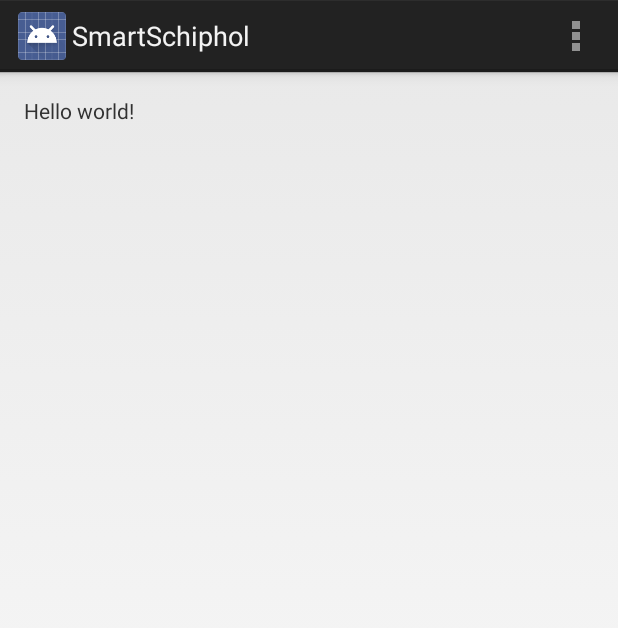
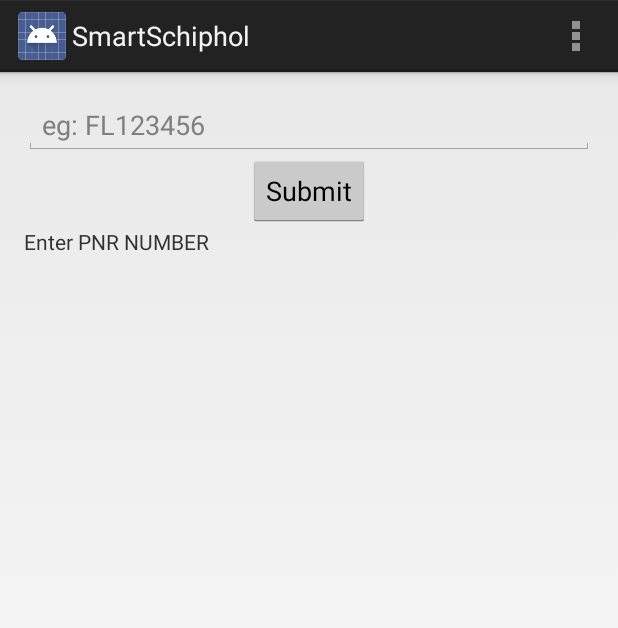
Before and after one commit to Seetaramayya/smartschiphol, an Android app: the screen it shows after launch (SchipholActivity), in the options menu, after a tap on "Settings", on a phone screen of 412 x 824 dp. Shown: the top 628 px of the screen. Run offline under Robolectric (Android 15) with nearby library versions, the phone set to English and light mode, and no system bars; libraries missing offline, so code that uses them is left out: retrofit.client.

```diff
--- a/smartschiphol/src/main/AndroidManifest.xml
+++ b/smartschiphol/src/main/AndroidManifest.xml
@@ -1,6 +1,10 @@
 <?xml version="1.0" encoding="utf-8"?>
 <manifest xmlns:android="http://schemas.android.com/apk/res/android"
     package="com.smartschiphol" >
+
+    <uses-permission android:name="android.permission.INTERNET" >
+    </uses-permission>
+
 
     <application
         android:allowBackup="true"
--- a/smartschiphol/src/main/java/com/smartschiphol/SchipholActivity.java
+++ b/smartschiphol/src/main/java/com/smartschiphol/SchipholActivity.java
@@ -1,17 +1,49 @@
 package com.smartschiphol;
 
 import android.app.Activity;
+import android.content.Intent;
+import android.os.AsyncTask;
 import android.os.Bundle;
+import android.util.Log;
 import android.view.Menu;
 import android.view.MenuItem;
+import android.view.View;
+import android.widget.Button;
+import android.widget.EditText;
+import android.widget.TextView;
+import com.smartschiphol.flightservice.FlightService;
+import com.smartschiphol.flightservice.FlightServiceImpl;
+
+import javax.xml.transform.Result;
+import java.io.IOException;
 
 
 public class SchipholActivity extends Activity {
+    private static final String TAG = "SchipholActivity";
+    private final FlightService flightService = new FlightServiceImpl();
+    private EditText pnrNumberEditText;
+    private TextView textView;
 
     @Override
     protected void onCreate(Bundle savedInstanceState) {
         super.onCreate(savedInstanceState);
         setContentView(R.layout.activity_schiphol);
+
+        pnrNumberEditText = (EditText) findViewById(R.id.pnr_number);
+        textView = (TextView) findViewById(R.id.text);
+        final Button loadButton = (Button) findViewById(R.id.submit);
+        loadButton.setOnClickListener(new View.OnClickListener() {
+            @Override
+            public void onClick(View v) {
+                String pnrNumber = pnrNumberEditText.getText().toString();
+                Log.d(TAG, "PNR Number is " + pnrNumber);
+                if (pnrNumber != null && !"".equals(pnrNumber.trim())) {
+                    new LoadFlightData().execute(pnrNumber);
+                } else {
+                    textView.setText("Enter PNR NUMBER");
+                }
+            }
+        });
     }
 
 
@@ -33,4 +65,22 @@ public class SchipholActivity extends Activity {
         }
         return super.onOptionsItemSelected(item);
     }
+
+    class LoadFlightData extends AsyncTask<String, Void, String> {
+
+        @Override
+        protected String doInBackground(String... params) {
+            try {
+                return flightService.getDepartingFlight(params[0]).toString();
+            } catch (IOException e) {
+                e.printStackTrace();
+            }
+            return null;
+        }
+
+        @Override
+        protected void onPostExecute(String s) {
+            textView.setText(s);
+        }
+    }
 }
--- a/smartschiphol/src/main/res/layout/activity_schiphol.xml
+++ b/smartschiphol/src/main/res/layout/activity_schiphol.xml
@@ -8,9 +8,26 @@
     android:paddingBottom="@dimen/activity_vertical_margin"
     tools:context="com.smartschiphol.SchipholActivity">
 
+    <EditText
+            android:id="@+id/pnr_number"
+            android:layout_width="match_parent"
+            android:layout_height="wrap_content"
+            android:layout_alignParentLeft="true"
+            android:hint="@string/pnr_number" />
+
+    <Button
+            android:id="@+id/submit"
+            android:layout_width="wrap_content"
+            android:layout_height="wrap_content"
+            android:layout_below="@+id/pnr_number"
+            android:layout_centerHorizontal="true"
+            android:text="@string/submit" />
+
     <TextView
+            android:id="@+id/text"
         android:text="@string/hello_world"
         android:layout_width="wrap_content"
-        android:layout_height="wrap_content" />
+        android:layout_height="wrap_content"
+        android:layout_below="@+id/submit"/>
 
 </RelativeLayout>
--- a/smartschiphol/src/main/res/values/strings.xml
+++ b/smartschiphol/src/main/res/values/strings.xml
@@ -4,5 +4,7 @@
     <string name="app_name">SmartSchiphol</string>
     <string name="hello_world">Hello world!</string>
     <string name="action_settings">Settings</string>
+    <string name="pnr_number">eg: FL123456</string>
+    <string name="submit">Submit</string>
 
 </resources>
```
